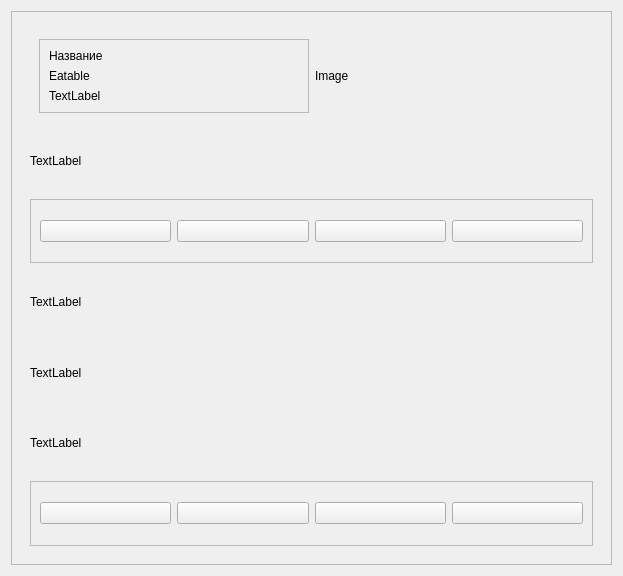
First picture: the form in mushrooms/form.ui, repository Svetlana-Y/YPPRPO, before the edit.
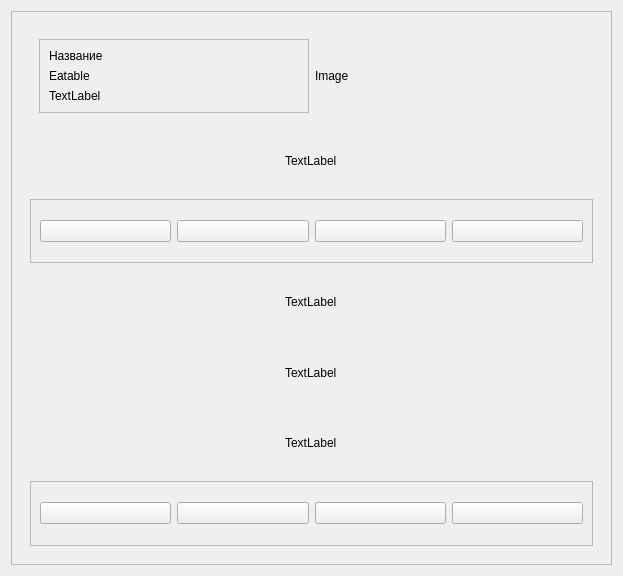
Second picture: the form after the edit.

```diff
--- a/mushrooms/form.ui
+++ b/mushrooms/form.ui
@@ -90,7 +90,7 @@
             </layout>
            </widget>
           </item>
-          <item>
+          <item alignment="Qt::AlignHCenter">
            <widget class="QLabel" name="label_6">
             <property name="text">
              <string>TextLabel</string>
@@ -152,21 +152,21 @@
             </layout>
            </widget>
           </item>
-          <item>
+          <item alignment="Qt::AlignHCenter">
            <widget class="QLabel" name="label_4">
             <property name="text">
              <string>TextLabel</string>
             </property>
            </widget>
           </item>
-          <item>
+          <item alignment="Qt::AlignHCenter">
            <widget class="QLabel" name="label_7">
             <property name="text">
              <string>TextLabel</string>
             </property>
            </widget>
           </item>
-          <item>
+          <item alignment="Qt::AlignHCenter">
            <widget class="QLabel" name="label_5">
             <property name="text">
              <string>TextLabel</string>
```
Left out of the diff: 14 changed lines with no effect on the pictures.
